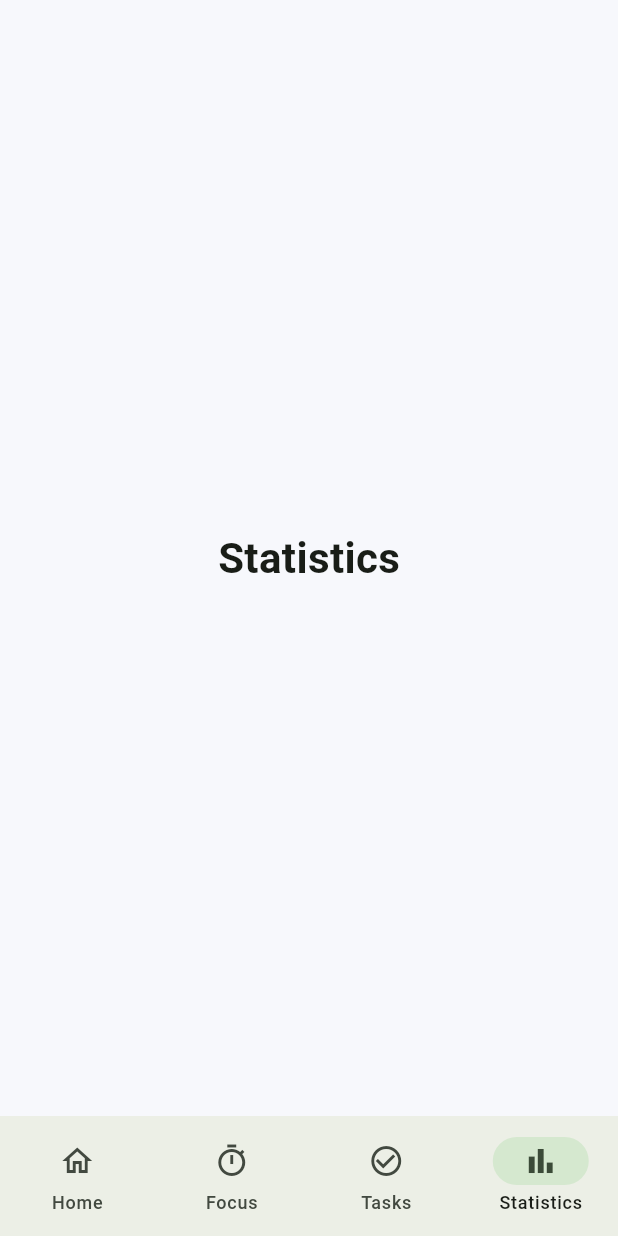
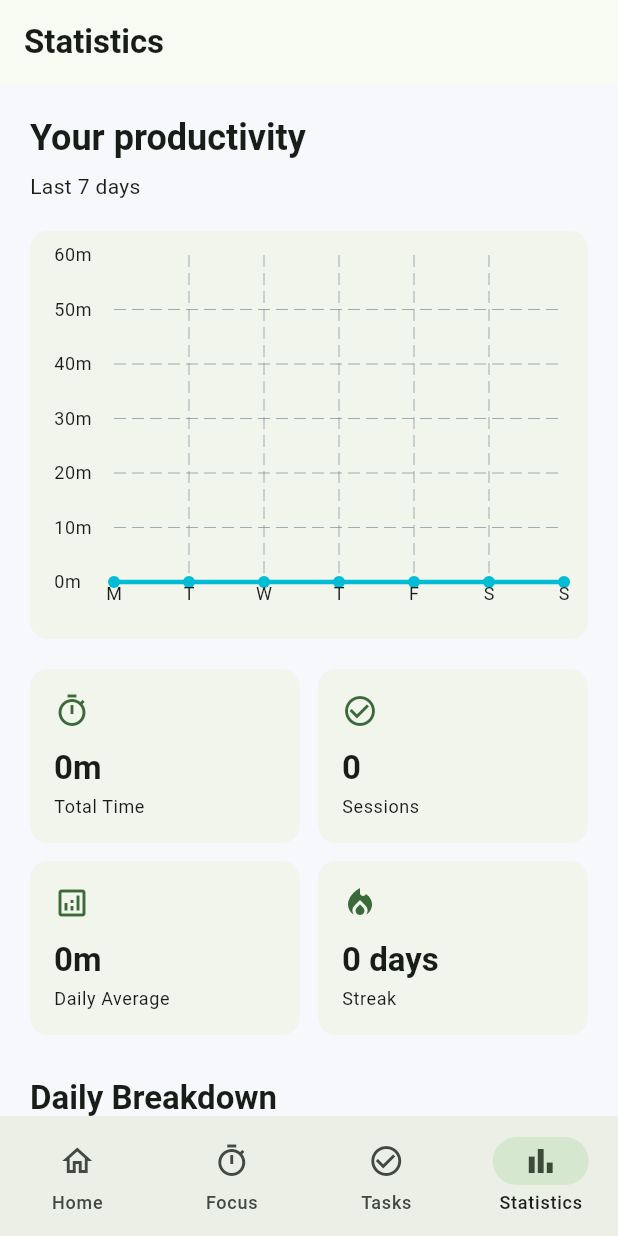
Before and after one commit to mayankahuja-pro/code_flux, a Flutter app: the screen it shows after launch, item 4 of the bottom bar chosen, on a phone screen of 412 x 824 dp. Run offline on Flutter 3.47's test engine with Material 3 defaults, Android fonts, the phone set to English and light mode, and no system bars; drawn by our look-alikes of fl_chart.

Commit message:
Implement statistics screen with productivity metrics and add productivity chart widget

```diff
--- a/lib/screens/focus_screen.dart
+++ b/lib/screens/focus_screen.dart
@@ -14,7 +14,7 @@ class FocusScreen extends StatefulWidget {
 
 class _FocusScreenState extends State<FocusScreen> {
   static const int _initialSeconds = 25 * 60;
-  // static const int _initialSeconds = 10;
+  // static const int _initialSeconds = 5;
 
   Timer? _timer;
 
--- a/lib/screens/statistics_screen.dart
+++ b/lib/screens/statistics_screen.dart
@@ -1,16 +1,228 @@
 import 'package:flutter/material.dart';
+import 'package:intl/intl.dart';
+import 'package:provider/provider.dart';
+
+import '../providers/productivity_provider.dart';
+import '../widgets/productivity_chart.dart';
 
 class StatisticsScreen extends StatelessWidget {
   const StatisticsScreen({super.key});
 
   @override
   Widget build(BuildContext context) {
-    return const Center(
-      child: Text(
-        'Statistics',
-        style: TextStyle(
-          fontSize: 28,
-          fontWeight: FontWeight.bold,
+    final provider = context.watch<ProductivityProvider>();
+
+    final dailyMinutes = List.generate(
+      7,
+      (index) {
+        final day = DateTime.now().subtract(
+          Duration(days: 6 - index),
+        );
+
+        return provider.getCodingMinutesForDay(day).toDouble();
+      },
+    );
+
+    return Scaffold(
+      appBar: AppBar(
+        title: const Text(
+          'Statistics',
+          style: TextStyle(
+            fontWeight: FontWeight.bold,
+          ),
+        ),
+      ),
+      body: SingleChildScrollView(
+        padding: const EdgeInsets.all(20),
+        child: Column(
+          crossAxisAlignment: CrossAxisAlignment.start,
+          children: [
+            Text(
+              'Your productivity',
+              style: Theme.of(context)
+                  .textTheme
+                  .headlineSmall
+                  ?.copyWith(
+                    fontWeight: FontWeight.bold,
+                  ),
+            ),
+
+            const SizedBox(height: 6),
+
+            Text(
+              'Last 7 days',
+              style: Theme.of(context).textTheme.bodyMedium,
+            ),
+
+            const SizedBox(height: 20),
+
+            Card(
+              child: Padding(
+                padding: const EdgeInsets.all(16),
+                child: ProductivityChart(
+                  dailyMinutes: dailyMinutes,
+                ),
+              ),
+            ),
+
+            const SizedBox(height: 20),
+
+            Row(
+              children: [
+                Expanded(
+                  child: _StatisticCard(
+                    title: 'Total Time',
+                    value: _formatMinutes(
+                      provider.totalCodingMinutes,
+                    ),
+                    icon: Icons.timer_outlined,
+                  ),
+                ),
+                const SizedBox(width: 12),
+                Expanded(
+                  child: _StatisticCard(
+                    title: 'Sessions',
+                    value: '${provider.completedSessionCount}',
+                    icon: Icons.check_circle_outline,
+                  ),
+                ),
+              ],
+            ),
+
+            const SizedBox(height: 12),
+
+            Row(
+              children: [
+                Expanded(
+                  child: _StatisticCard(
+                    title: 'Daily Average',
+                    value: _formatMinutes(
+                      provider.averageDailyCodingMinutes.round(),
+                    ),
+                    icon: Icons.analytics_outlined,
+                  ),
+                ),
+                const SizedBox(width: 12),
+                Expanded(
+                  child: _StatisticCard(
+                    title: 'Streak',
+                    value: '${provider.currentStreak} days',
+                    icon: Icons.local_fire_department,
+                  ),
+                ),
+              ],
+            ),
+
+            const SizedBox(height: 28),
+
+            Text(
+              'Daily Breakdown',
+              style: Theme.of(context)
+                  .textTheme
+                  .titleLarge
+                  ?.copyWith(
+                    fontWeight: FontWeight.bold,
+                  ),
+            ),
+
+            const SizedBox(height: 12),
+
+            ...List.generate(
+              7,
+              (index) {
+                final day = DateTime.now().subtract(
+                  Duration(days: 6 - index),
+                );
+
+                final minutes =
+                    provider.getCodingMinutesForDay(day);
+
+                return ListTile(
+                  contentPadding: EdgeInsets.zero,
+                  leading: CircleAvatar(
+                    child: Text(
+                      DateFormat('E')
+                          .format(day)
+                          .substring(0, 1),
+                    ),
+                  ),
+                  title: Text(
+                    DateFormat('EEEE').format(day),
+                  ),
+                  subtitle: Text(
+                    DateFormat('d MMM').format(day),
+                  ),
+                  trailing: Text(
+                    _formatMinutes(minutes),
+                    style: Theme.of(context)
+                        .textTheme
+                        .titleMedium
+                        ?.copyWith(
+                          fontWeight: FontWeight.bold,
+                        ),
+                  ),
+                );
+              },
+            ),
+          ],
+        ),
+      ),
+    );
+  }
+
+  static String _formatMinutes(int minutes) {
+    final hours = minutes ~/ 60;
+    final remainingMinutes = minutes % 60;
+
+    if (hours == 0) {
+      return '${remainingMinutes}m';
+    }
+
+    return '${hours}h ${remainingMinutes}m';
+  }
+}
+
+class _StatisticCard extends StatelessWidget {
+  final String title;
+  final String value;
+  final IconData icon;
+
+  const _StatisticCard({
+    required this.title,
+    required this.value,
+    required this.icon,
+  });
+
+  @override
+  Widget build(BuildContext context) {
+    final colorScheme = Theme.of(context).colorScheme;
+
+    return Card(
+      child: Padding(
+        padding: const EdgeInsets.all(16),
+        child: Column(
+          crossAxisAlignment: CrossAxisAlignment.start,
+          children: [
+            Icon(
+              icon,
+              color: colorScheme.primary,
+            ),
+            const SizedBox(height: 12),
+            Text(
+              value,
+              style: Theme.of(context)
+                  .textTheme
+                  .titleLarge
+                  ?.copyWith(
+                    fontWeight: FontWeight.bold,
+                  ),
+            ),
+            const SizedBox(height: 4),
+            Text(
+              title,
+              style: Theme.of(context).textTheme.bodySmall,
+            ),
+          ],
         ),
       ),
     );
--- a/lib/widgets/productivity_chart.dart
+++ b/lib/widgets/productivity_chart.dart
@@ -0,0 +1,112 @@
+import 'package:fl_chart/fl_chart.dart';
+import 'package:flutter/material.dart';
+
+class ProductivityChart extends StatelessWidget {
+  final List<double> dailyMinutes;
+
+  const ProductivityChart({
+    super.key,
+    required this.dailyMinutes,
+  });
+
+  @override
+  Widget build(BuildContext context) {
+    final maxValue = dailyMinutes.isEmpty
+        ? 60.0
+        : dailyMinutes.reduce(
+              (a, b) => a > b ? a : b,
+            );
+
+    final chartMaxY = maxValue < 60 ? 60.0 : maxValue + 30;
+
+    return SizedBox(
+      height: 240,
+      child: LineChart(
+        LineChartData(
+          minY: 0,
+          maxY: chartMaxY,
+          gridData: const FlGridData(
+            show: true,
+          ),
+          borderData: FlBorderData(
+            show: false,
+          ),
+          titlesData: FlTitlesData(
+            topTitles: const AxisTitles(
+              sideTitles: SideTitles(
+                showTitles: false,
+              ),
+            ),
+            rightTitles: const AxisTitles(
+              sideTitles: SideTitles(
+                showTitles: false,
+              ),
+            ),
+            leftTitles: AxisTitles(
+              sideTitles: SideTitles(
+                showTitles: true,
+                reservedSize: 40,
+                getTitlesWidget: (value, meta) {
+                  return Text(
+                    '${value.toInt()}m',
+                    style: Theme.of(context)
+                        .textTheme
+                        .bodySmall,
+                  );
+                },
+              ),
+            ),
+            bottomTitles: AxisTitles(
+              sideTitles: SideTitles(
+                showTitles: true,
+                getTitlesWidget: (value, meta) {
+                  const labels = [
+                    'M',
+                    'T',
+                    'W',
+                    'T',
+                    'F',
+                    'S',
+                    'S',
+                  ];
+
+                  final index = value.toInt();
+
+                  if (index < 0 || index >= labels.length) {
+                    return const SizedBox.shrink();
+                  }
+
+                  return Text(
+                    labels[index],
+                    style: Theme.of(context)
+                        .textTheme
+                        .bodySmall,
+                  );
+                },
+              ),
+            ),
+          ),
+          lineBarsData: [
+            LineChartBarData(
+              spots: List.generate(
+                dailyMinutes.length,
+                (index) => FlSpot(
+                  index.toDouble(),
+                  dailyMinutes[index],
+                ),
+              ),
+              isCurved: true,
+              barWidth: 3,
+              dotData: const FlDotData(
+                show: true,
+              ),
+              belowBarData: BarAreaData(
+                show: true,
+              ),
+            ),
+          ],
+        ),
+      ),
+    );
+  }
+}
```
